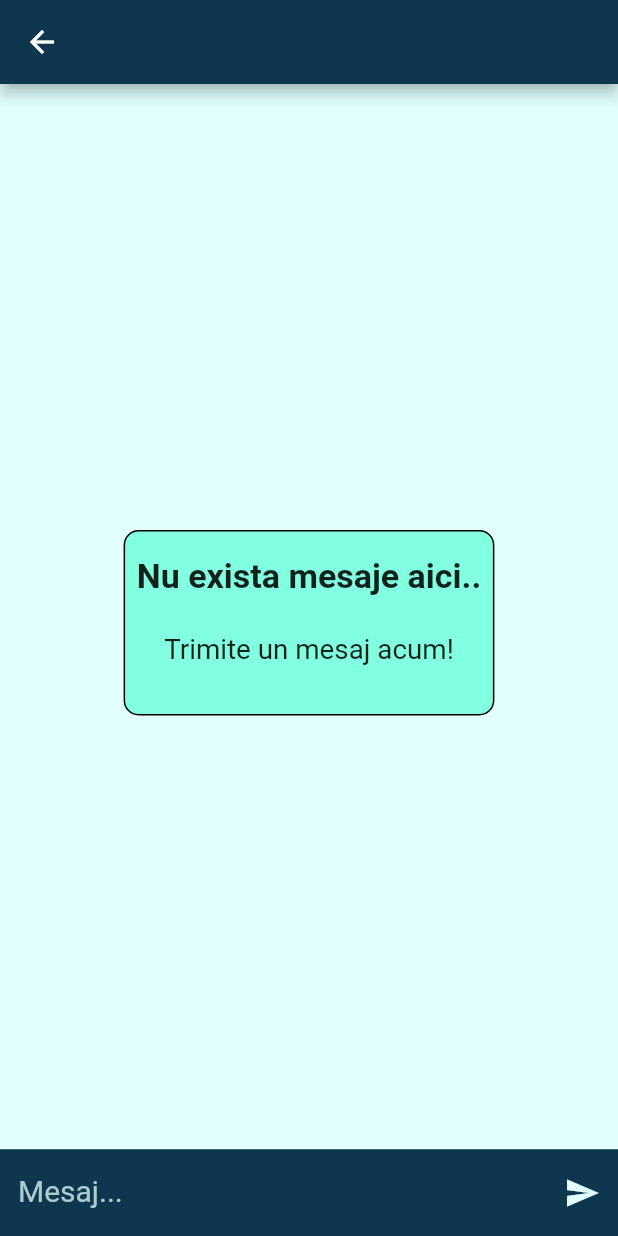
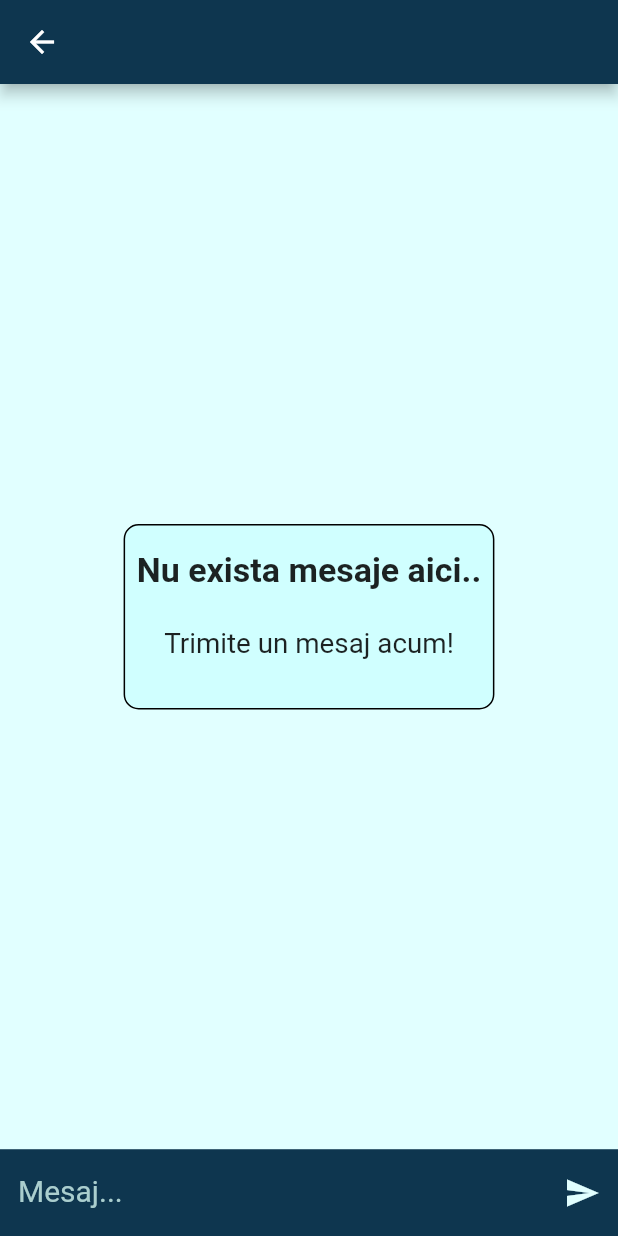
Before and after one commit to daniell0427/cligo, a Flutter app: the ChatView screen opened directly with empty values, on a phone screen of 412 x 824 dp. Run offline on Flutter 3.47's test engine with Material 2 defaults, Android fonts, the phone set to English and light mode, and no system bars; our stand-ins replace cloud_firestore, curved_navigation_bar, firebase_auth, firebase_core, searchfield; accounts and stored records are empty.

Commit message:
chat direction fixed

```diff
--- a/lib/view/chat_view.dart
+++ b/lib/view/chat_view.dart
@@ -4,6 +4,7 @@ import 'package:firebase_auth/firebase_auth.dart';
 import 'package:flutter/material.dart';
 import 'package:intl/intl.dart';
 import 'package:cligo/constants/colors.dart';
+import 'package:flutter/src/widgets/scroll_controller.dart';
 
 class ChatView extends StatefulWidget {
   final String receiverUserName;
@@ -20,7 +21,7 @@ class ChatView extends StatefulWidget {
 }
 
 class _ChatViewState extends State<ChatView> {
-  // late ScrollController _scrollController;
+  //late ScrollController _scrollController;
   //Text edditing controllers
   late final TextEditingController _message;
 
@@ -28,7 +29,8 @@ class _ChatViewState extends State<ChatView> {
   void initState() {
     _message = TextEditingController();
     super.initState();
-    // _scrollController = ScrollController();
+    //_scrollController = ScrollController();
+
     // WidgetsBinding.instance.addPostFrameCallback((_) {
     //   _scrollController.jumpTo(_scrollController.position.maxScrollExtent);
     // });
@@ -78,7 +80,7 @@ class _ChatViewState extends State<ChatView> {
           body: Container(
             color: Pallete.colorDim0,
             child: Padding(
-              padding: const EdgeInsets.only(top: 8.0),
+              padding: const EdgeInsets.only(top: 0.0),
               child: Column(
                 children: [
                   //show previous messages
@@ -153,7 +155,8 @@ class _ChatViewState extends State<ChatView> {
       stream: ChatServices()
           .getMessages(_fireauth.currentUser!.uid, widget.receiverUserID),
       builder: (context, snapshot) {
-        //if error
+        //if error]
+
         if (snapshot.hasError) {
           return Text('Eroare: ${snapshot.error}');
         }
@@ -165,8 +168,13 @@ class _ChatViewState extends State<ChatView> {
         //if there are messages to show show them
         if (snapshot.data!.docs.isNotEmpty) {
           return ListView(
+            padding: const EdgeInsets.only(top: 10),
+            //controller: _scrollController,
+            reverse: true,
             children: snapshot.data!.docs
                 .map((doc) => buildMessageItem(doc))
+                .toList()
+                .reversed
                 .toList(),
           );
         }
@@ -180,7 +188,7 @@ class _ChatViewState extends State<ChatView> {
               height: screenHeight * 0.15,
               child: Container(
                 decoration: const BoxDecoration(
-                  color: Pallete.colorDim1,
+                  color: Color.fromARGB(255, 208, 255, 255),
                   borderRadius: BorderRadius.all(
                     Radius.circular(10.0),
                   ),
@@ -309,7 +317,7 @@ class _ChatViewState extends State<ChatView> {
                             child: Text(
                               data['message'],
                               style: const TextStyle(
-                                  fontSize: 25, color: Pallete.textColor),
+                                  fontSize: 22, color: Pallete.textColor),
                               maxLines: 1000,
                               softWrap: true,
                               overflow: TextOverflow.ellipsis,
--- a/lib/view/home_template.dart
+++ b/lib/view/home_template.dart
@@ -41,7 +41,10 @@ class _HomeViewState extends State<HomeView> {
                 onPressed: () {
                   Navigator.pushNamed(context, profileRoute);
                 },
-                icon: Image.asset(defaultAvatar),
+                icon: const Icon(
+                  Icons.account_circle,
+                  color: Pallete.colorDim0,
+                ),
                 iconSize: 50,
               )
             ],
```
